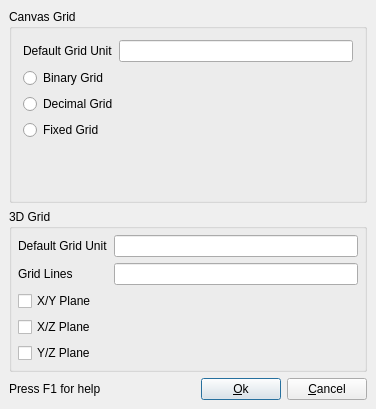
Above: src/qtui/viewportsettings.ui from zturtleman/mm3d before the change. Below: the same form after it.
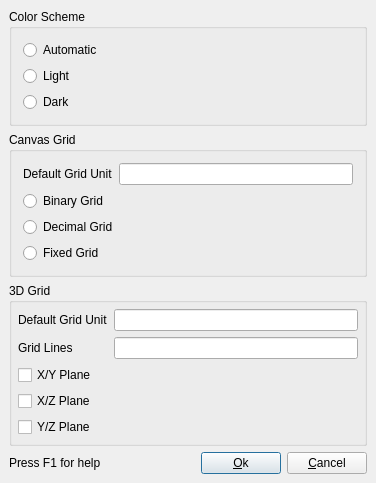
That is the form after the change.

Commit message: Add model background color for dark mode

```diff
--- a/src/qtui/viewportsettings.ui
+++ b/src/qtui/viewportsettings.ui
@@ -29,6 +29,36 @@
    <property name="bottomMargin">
     <number>9</number>
    </property>
+   <item>
+    <widget class="QGroupBox" name="groupBox3">
+     <property name="title">
+      <string>Color Scheme</string>
+     </property>
+     <layout class="QVBoxLayout">
+      <item>
+       <widget class="QRadioButton" name="m_colorsAuto">
+        <property name="text">
+         <string>Automatic</string>
+        </property>
+       </widget>
+      </item>
+      <item>
+       <widget class="QRadioButton" name="m_colorsLight">
+        <property name="text">
+         <string>Light</string>
+        </property>
+       </widget>
+      </item>
+      <item>
+       <widget class="QRadioButton" name="m_colorsDark">
+        <property name="text">
+         <string>Dark</string>
+        </property>
+       </widget>
+      </item>
+     </layout>
+    </widget>
+   </item>
    <item>
     <widget class="QGroupBox" name="groupBox1">
      <property name="title">
```
The commit also changes 5 other files.
